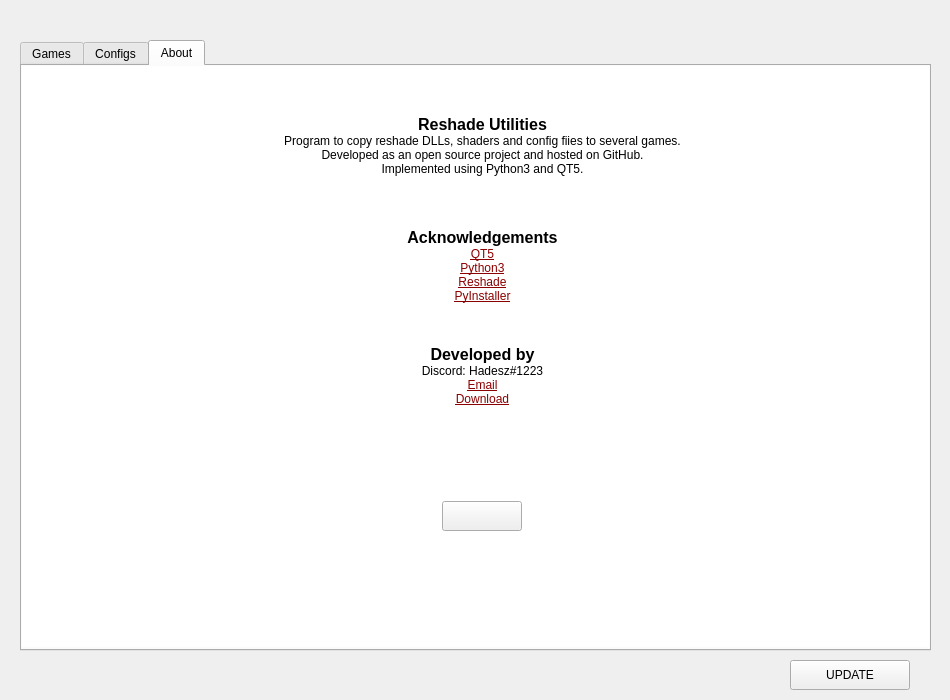
This is src/ui/main.ui in ddc/ReShadeUtils as Qt 5 draws it before an edit. The edited form follows.
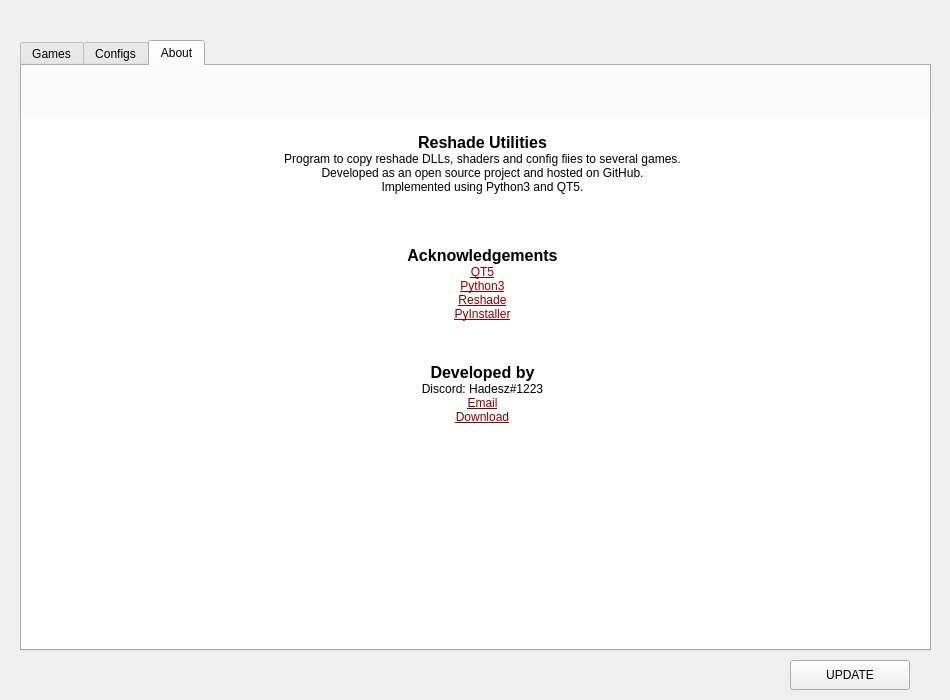
This is the edited form. The open tabs and pages were chosen to show the change.

```diff
--- a/src/ui/main.ui
+++ b/src/ui/main.ui
@@ -696,9 +696,9 @@
      <property name="geometry">
       <rect>
        <x>0</x>
-       <y>0</y>
+       <y>50</y>
        <width>921</width>
-       <height>581</height>
+       <height>531</height>
       </rect>
      </property>
      <property name="acceptDrops">
@@ -722,8 +722,6 @@
 p, li { white-space: pre-wrap; }
 &lt;/style&gt;&lt;/head&gt;&lt;body style=&quot; font-family:'MS Shell Dlg 2'; font-size:7.8pt; font-weight:400; font-style:normal;&quot;&gt;
 &lt;p align=&quot;center&quot; style=&quot;-qt-paragraph-type:empty; margin-top:0px; margin-bottom:0px; margin-left:0px; margin-right:0px; -qt-block-indent:0; text-indent:0px;&quot;&gt;&lt;br /&gt;&lt;/p&gt;
-&lt;p align=&quot;center&quot; style=&quot;-qt-paragraph-type:empty; margin-top:0px; margin-bottom:0px; margin-left:0px; margin-right:0px; -qt-block-indent:0; text-indent:0px;&quot;&gt;&lt;br /&gt;&lt;/p&gt;
-&lt;p align=&quot;center&quot; style=&quot;-qt-paragraph-type:empty; margin-top:0px; margin-bottom:0px; margin-left:0px; margin-right:0px; -qt-block-indent:0; text-indent:0px; font-size:12pt; font-weight:600;&quot;&gt;&lt;br /&gt;&lt;/p&gt;
 &lt;p align=&quot;center&quot; style=&quot; margin-top:0px; margin-bottom:0px; margin-left:0px; margin-right:0px; -qt-block-indent:0; text-indent:0px;&quot;&gt;&lt;span style=&quot; font-size:12pt; font-weight:600;&quot;&gt;Reshade Utilities&lt;/span&gt;&lt;/p&gt;
 &lt;p align=&quot;center&quot; style=&quot; margin-top:0px; margin-bottom:0px; margin-left:0px; margin-right:0px; -qt-block-indent:0; text-indent:0px;&quot;&gt;&lt;span style=&quot; font-size:9pt;&quot;&gt;Program to copy reshade DLLs, shaders and config fiies to several games.&lt;/span&gt;&lt;/p&gt;
 &lt;p align=&quot;center&quot; style=&quot; margin-top:0px; margin-bottom:0px; margin-left:0px; margin-right:0px; -qt-block-indent:0; text-indent:0px;&quot;&gt;&lt;span style=&quot; font-size:9pt;&quot;&gt;Developed as an open source project and hosted on GitHub.&lt;/span&gt;&lt;/p&gt;
@@ -756,8 +754,8 @@
     <widget class="QPushButton" name="paypal_button">
      <property name="geometry">
       <rect>
-       <x>420</x>
-       <y>435</y>
+       <x>410</x>
+       <y>10</y>
        <width>80</width>
        <height>30</height>
       </rect>
@@ -784,7 +782,7 @@
       <bool>false</bool>
      </property>
      <property name="styleSheet">
-      <string notr="true">#donate_button {
+      <string notr="true">#paypal_button {
     background-color: transparent;
     background: none;
     border: none;
@@ -803,9 +801,9 @@
   <widget class="QLabel" name="updateAvail_label">
    <property name="geometry">
     <rect>
-     <x>30</x>
+     <x>290</x>
      <y>655</y>
-     <width>741</width>
+     <width>481</width>
      <height>40</height>
     </rect>
    </property>
```
